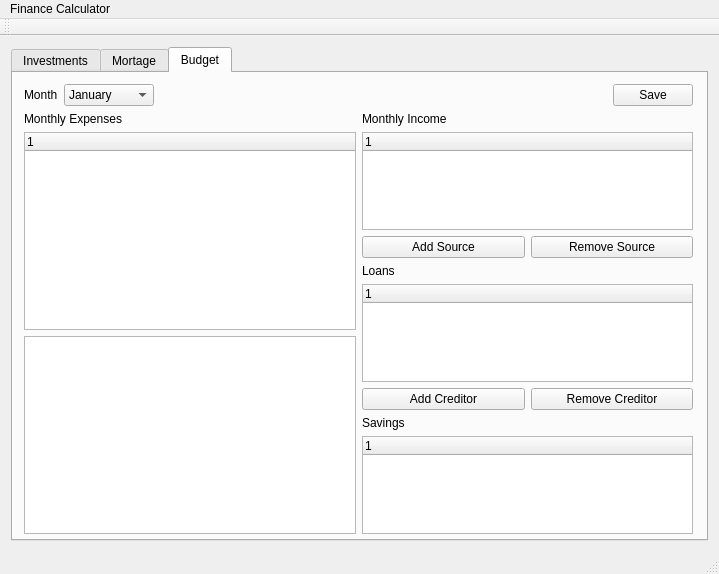
jrutanen/FinanceCalculator, file mainwindow.ui: the form before one commit.
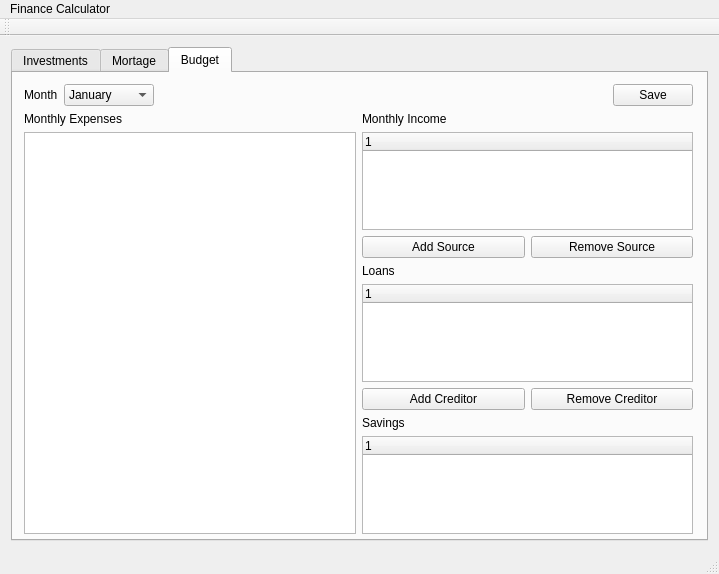
The form after the commit. Custom widgets are drawn as their Qt base class.

Diff of the .ui file:
```diff
--- a/mainwindow.ui
+++ b/mainwindow.ui
@@ -499,21 +499,6 @@
                </property>
               </widget>
              </item>
-             <item>
-              <widget class="QTreeWidget" name="twCost">
-               <property name="tabKeyNavigation">
-                <bool>true</bool>
-               </property>
-               <property name="columnCount">
-                <number>1</number>
-               </property>
-               <column>
-                <property name="text">
-                 <string notr="true">1</string>
-                </property>
-               </column>
-              </widget>
-             </item>
              <item>
               <widget class="QTableView" name="tableViewCost"/>
              </item>
```
